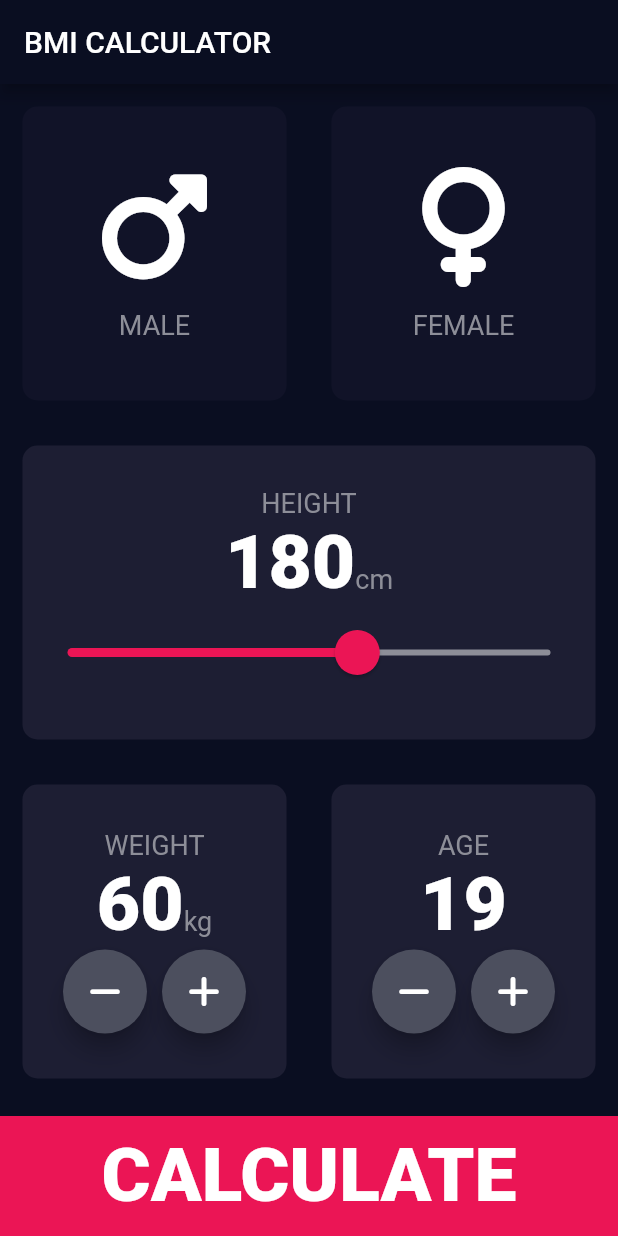
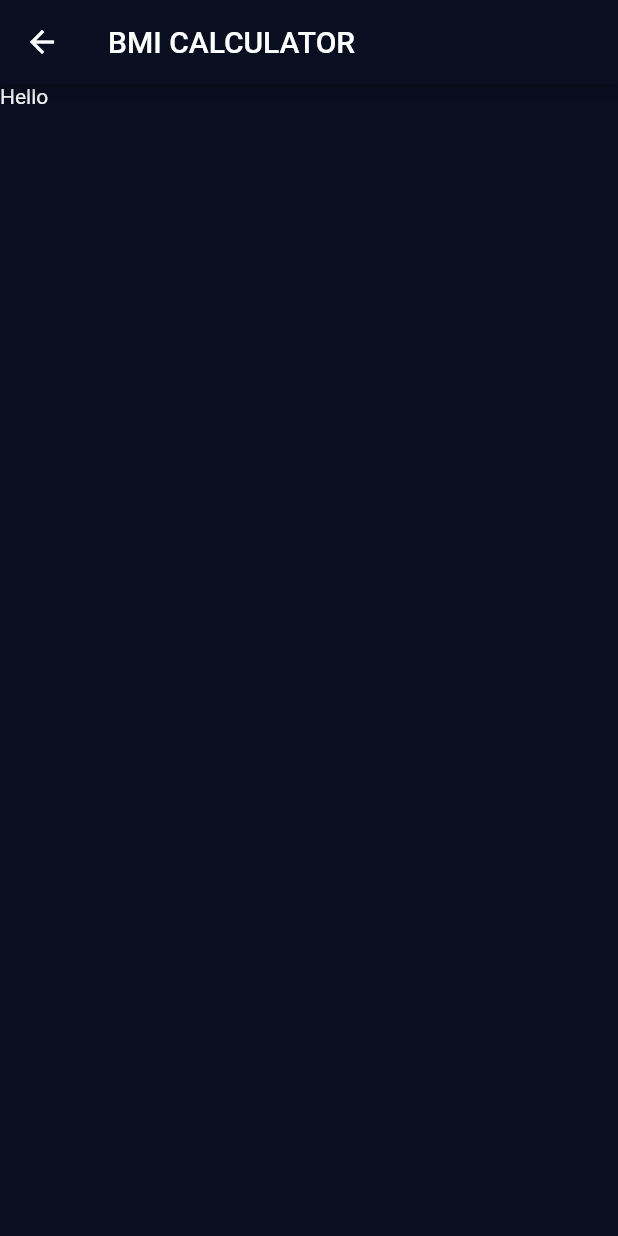
Before and after one commit to salvadorlemus/Flutter, a Flutter app: the screen it shows after launch, after a tap on "CALCULATE", on a phone screen of 412 x 824 dp. Run offline on Flutter 3.47's test engine with Material 2 defaults, Android fonts, the phone set to English and light mode, and no system bars; our stand-ins replace font_awesome_flutter.

Commit message:
Change screens / pages / routes (Dart) using MaterialPageRoute. Create ResultsPage to navigate to him.

```diff
--- a/lib/InputPage.dart
+++ b/lib/InputPage.dart
@@ -3,6 +3,7 @@
 import 'package:flutter/material.dart';
 import 'package:font_awesome_flutter/font_awesome_flutter.dart';
 
+import 'ResultsPage.dart';
 import 'ReusableCard.dart';
 import 'CustomIconContentWidget.dart';
 import 'Constants.dart';
@@ -207,17 +208,21 @@ class _InputPageState extends State<InputPage> {
             ],
           ),
         ),
-        Container(
-          color: hexButtonCalculateBMIBackgroundColour,
-          margin: const EdgeInsets.only(top: 10.0),
-          width: double.infinity,
-          height: buttonCalculateBMIHeight,
-          child: TextButton(
-            onPressed: () {},
-            child: const Text(
-              'CALCULATE',
-              style: numberTextStyle,
-            ),
+        GestureDetector(
+          onTap: () {
+            Navigator.push(
+              context,
+              MaterialPageRoute(
+                builder: (context) => ResultsPage(),
+              ),
+            );
+          },
+          child: Container(
+            color: hexButtonCalculateBMIBackgroundColour,
+            margin: const EdgeInsets.only(top: 10.0),
+            width: double.infinity,
+            height: buttonCalculateBMIHeight,
+            child: const Text('CALCULATE'),
           ),
         ),
       ]),
--- /dev/null
+++ b/lib/ResultsPage.dart
@@ -0,0 +1,16 @@
+// Page to show the results of the BMI calculator
+import 'package:flutter/material.dart';
+
+class ResultsPage extends StatelessWidget {
+  const ResultsPage({super.key});
+
+  @override
+  Widget build(BuildContext context) {
+    return Scaffold(
+      appBar: AppBar(
+        title: const Text('BMI CALCULATOR'),
+      ),
+      body: const Text('Hello'),
+    );
+  }
+}
```
